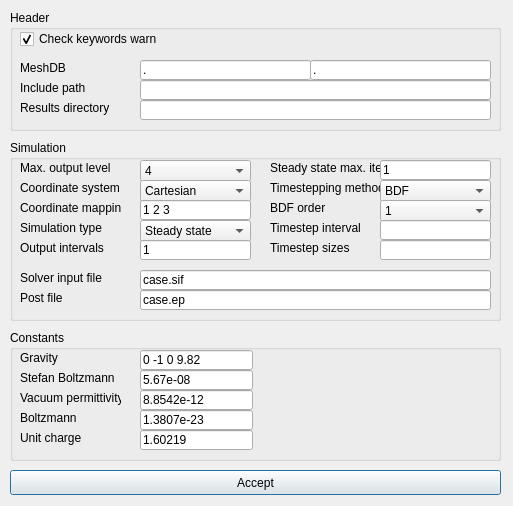
The window that misc/Mesh3D/forms/generalsetup.ui (tehnick/elmerfem) describes before a commit, drawn with Qt 5.
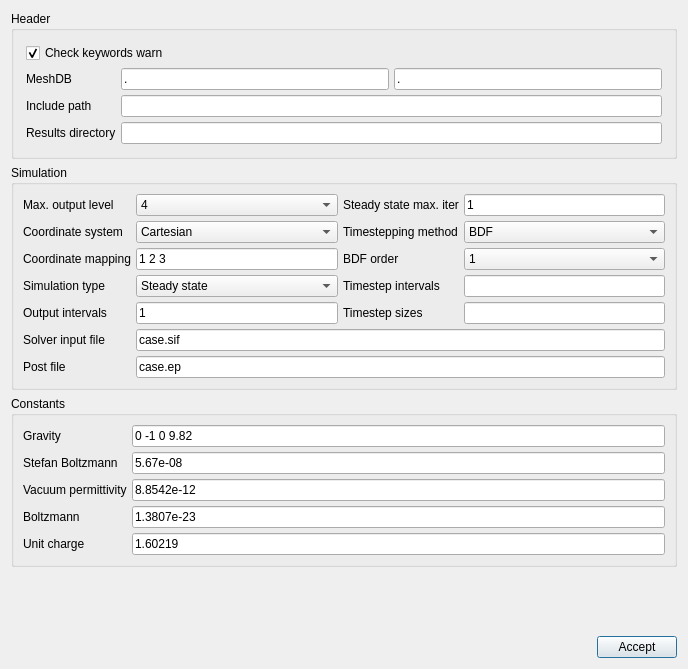
The same window after the commit. Icons and pictures are not drawn.

Commit message: Fixed minor visual glitches on several form.

The edit to the form file:
```diff
--- a/misc/Mesh3D/forms/generalsetup.ui
+++ b/misc/Mesh3D/forms/generalsetup.ui
@@ -5,34 +5,52 @@
    <rect>
     <x>0</x>
     <y>0</y>
-    <width>513</width>
-    <height>506</height>
+    <width>688</width>
+    <height>669</height>
    </rect>
   </property>
+  <property name="sizePolicy" >
+   <sizepolicy vsizetype="Maximum" hsizetype="Preferred" >
+    <horstretch>0</horstretch>
+    <verstretch>0</verstretch>
+   </sizepolicy>
+  </property>
   <property name="windowTitle" >
    <string>Setup</string>
   </property>
+  <layout class="QVBoxLayout" >
+   <item>
   <widget class="QGroupBox" name="headerGroup" >
-   <property name="geometry" >
-    <rect>
-     <x>10</x>
-     <y>10</y>
-     <width>491</width>
-     <height>121</height>
-    </rect>
+     <property name="maximumSize" >
+      <size>
+       <width>16777215</width>
+       <height>150</height>
+      </size>
    </property>
    <property name="title" >
     <string>Header</string>
    </property>
+     <layout class="QGridLayout" >
+      <property name="leftMargin" >
+       <number>12</number>
+      </property>
+      <property name="topMargin" >
+       <number>12</number>
+      </property>
+      <property name="rightMargin" >
+       <number>12</number>
+      </property>
+      <property name="bottomMargin" >
+       <number>12</number>
+      </property>
+      <property name="horizontalSpacing" >
+       <number>5</number>
+      </property>
+      <property name="verticalSpacing" >
+       <number>5</number>
+      </property>
+      <item row="0" column="0" colspan="2" >
    <widget class="QCheckBox" name="checkKeywordsWarn" >
-    <property name="geometry" >
-     <rect>
-      <x>10</x>
-      <y>20</y>
-      <width>141</width>
-      <height>18</height>
-     </rect>
-    </property>
     <property name="text" >
      <string>Check keywords warn</string>
     </property>
@@ -40,125 +58,98 @@
      <bool>true</bool>
     </property>
    </widget>
+      </item>
+      <item row="1" column="0" >
    <widget class="QLabel" name="meshDBLabel" >
-    <property name="geometry" >
-     <rect>
-      <x>10</x>
-      <y>50</y>
-      <width>91</width>
-      <height>16</height>
-     </rect>
-    </property>
     <property name="text" >
      <string>MeshDB</string>
     </property>
    </widget>
+      </item>
+      <item row="1" column="1" >
    <widget class="QLineEdit" name="meshDBEdit1" >
-    <property name="geometry" >
-     <rect>
-      <x>130</x>
-      <y>50</y>
-      <width>171</width>
-      <height>20</height>
-     </rect>
-    </property>
     <property name="text" >
      <string>.</string>
     </property>
    </widget>
+      </item>
+      <item row="1" column="2" >
    <widget class="QLineEdit" name="meshDBEdit2" >
-    <property name="geometry" >
-     <rect>
-      <x>300</x>
-      <y>50</y>
-      <width>181</width>
-      <height>20</height>
-     </rect>
-    </property>
     <property name="text" >
      <string>.</string>
     </property>
    </widget>
+      </item>
+      <item row="2" column="0" >
    <widget class="QLabel" name="includePathLabel" >
-    <property name="geometry" >
-     <rect>
-      <x>10</x>
-      <y>70</y>
-      <width>91</width>
-      <height>16</height>
-     </rect>
-    </property>
     <property name="text" >
      <string>Include path</string>
     </property>
    </widget>
+      </item>
+      <item row="2" column="1" colspan="2" >
+       <widget class="QLineEdit" name="includePathEdit" />
+      </item>
+      <item row="3" column="0" >
    <widget class="QLabel" name="resultsDirectoryLabel" >
-    <property name="geometry" >
-     <rect>
-      <x>10</x>
-      <y>90</y>
-      <width>91</width>
-      <height>16</height>
-     </rect>
-    </property>
     <property name="text" >
      <string>Results directory</string>
     </property>
    </widget>
-   <widget class="QLineEdit" name="includePathEdit" >
-    <property name="geometry" >
-     <rect>
-      <x>130</x>
-      <y>70</y>
-      <width>351</width>
-      <height>20</height>
-     </rect>
-    </property>
-   </widget>
-   <widget class="QLineEdit" name="resultsDirectoryEdit" >
-    <property name="geometry" >
-     <rect>
-      <x>130</x>
-      <y>90</y>
-      <width>351</width>
-      <height>20</height>
-     </rect>
-    </property>
-   </widget>
-  </widget>
+      </item>
+      <item row="3" column="1" colspan="2" >
+       <widget class="QLineEdit" name="resultsDirectoryEdit" />
+      </item>
+     </layout>
+    </widget>
+   </item>
+   <item>
   <widget class="QGroupBox" name="simulationGroup" >
-   <property name="geometry" >
-    <rect>
-     <x>10</x>
-     <y>140</y>
-     <width>491</width>
-     <height>181</height>
-    </rect>
+     <property name="minimumSize" >
+      <size>
+       <width>0</width>
+       <height>200</height>
+      </size>
+     </property>
+     <property name="baseSize" >
+      <size>
+       <width>0</width>
+       <height>0</height>
+      </size>
    </property>
    <property name="title" >
     <string>Simulation</string>
    </property>
+     <property name="alignment" >
+      <set>Qt::AlignLeading|Qt::AlignLeft|Qt::AlignTop</set>
+     </property>
+     <property name="flat" >
+      <bool>false</bool>
+     </property>
+     <property name="checkable" >
+      <bool>false</bool>
+     </property>
+     <layout class="QGridLayout" >
+      <property name="horizontalSpacing" >
+       <number>5</number>
+      </property>
+      <property name="verticalSpacing" >
+       <number>5</number>
+      </property>
+      <item row="0" column="0" >
    <widget class="QLabel" name="maxOutputLevelLabel" >
-    <property name="geometry" >
-     <rect>
-      <x>10</x>
-      <y>20</y>
-      <width>101</width>
-      <height>16</height>
-     </rect>
-    </property>
     <property name="text" >
      <string>Max. output level</string>
     </property>
    </widget>
+      </item>
+      <item row="0" column="1" >
    <widget class="QComboBox" name="maxOutputLevelCombo" >
-    <property name="geometry" >
-     <rect>
-      <x>130</x>
-      <y>20</y>
-      <width>111</width>
-      <height>22</height>
-     </rect>
+        <property name="sizePolicy" >
+         <sizepolicy vsizetype="Fixed" hsizetype="Preferred" >
+          <horstretch>0</horstretch>
+          <verstretch>0</verstretch>
+         </sizepolicy>
     </property>
     <property name="currentIndex" >
      <number>3</number>
@@ -189,14 +180,35 @@
      </property>
     </item>
    </widget>
+      </item>
+      <item row="0" column="2" >
+       <widget class="QLabel" name="steadyStateMaxIterLabel" >
+        <property name="text" >
+         <string>Steady state max. iter</string>
+        </property>
+       </widget>
+      </item>
+      <item row="0" column="3" >
+       <widget class="QLineEdit" name="steadyStateMaxIterEdit" >
+        <property name="text" >
+         <string>1</string>
+        </property>
+       </widget>
+      </item>
+      <item row="1" column="0" >
+       <widget class="QLabel" name="coordinateSystemlabel" >
+        <property name="text" >
+         <string>Coordinate system</string>
+        </property>
+       </widget>
+      </item>
+      <item row="1" column="1" >
    <widget class="QComboBox" name="coordinateSystemCombo" >
-    <property name="geometry" >
-     <rect>
-      <x>130</x>
-      <y>40</y>
-      <width>111</width>
-      <height>22</height>
-     </rect>
+        <property name="sizePolicy" >
+         <sizepolicy vsizetype="Fixed" hsizetype="MinimumExpanding" >
+          <horstretch>0</horstretch>
+          <verstretch>0</verstretch>
+         </sizepolicy>
     </property>
     <item>
      <property name="text" >
@@ -214,67 +226,85 @@
      </property>
     </item>
    </widget>
-   <widget class="QLabel" name="coordinateSystemlabel" >
-    <property name="geometry" >
-     <rect>
-      <x>10</x>
-      <y>40</y>
-      <width>101</width>
-      <height>16</height>
-     </rect>
-    </property>
+      </item>
+      <item row="1" column="2" >
+       <widget class="QLabel" name="timesteppingMethodLabel" >
+        <property name="text" >
+         <string>Timestepping method</string>
+        </property>
+       </widget>
+      </item>
+      <item row="1" column="3" >
+       <widget class="QComboBox" name="timesteppingMethodCombo" >
+        <item>
     <property name="text" >
-     <string>Coordinate system</string>
-    </property>
-   </widget>
+          <string>BDF</string>
+         </property>
+        </item>
+       </widget>
+      </item>
+      <item row="2" column="0" >
    <widget class="QLabel" name="coordinateMappingLabel" >
-    <property name="geometry" >
-     <rect>
-      <x>10</x>
-      <y>60</y>
-      <width>101</width>
-      <height>16</height>
-     </rect>
-    </property>
     <property name="text" >
      <string>Coordinate mapping</string>
     </property>
    </widget>
+      </item>
+      <item row="2" column="1" >
    <widget class="QLineEdit" name="coordinateMappingEdit" >
-    <property name="geometry" >
-     <rect>
-      <x>130</x>
-      <y>60</y>
-      <width>111</width>
-      <height>20</height>
-     </rect>
-    </property>
     <property name="text" >
      <string>1 2 3</string>
     </property>
    </widget>
+      </item>
+      <item row="2" column="2" >
+       <widget class="QLabel" name="bdfOrderLabel" >
+        <property name="text" >
+         <string>BDF order</string>
+        </property>
+       </widget>
+      </item>
+      <item row="2" column="3" >
+       <widget class="QComboBox" name="bdfOrderCombo" >
+        <property name="currentIndex" >
+         <number>0</number>
+        </property>
+        <item>
+         <property name="text" >
+          <string>1</string>
+         </property>
+        </item>
+        <item>
+         <property name="text" >
+          <string>2</string>
+         </property>
+        </item>
+        <item>
+         <property name="text" >
+          <string>3</string>
+         </property>
+        </item>
+        <item>
+         <property name="text" >
+          <string>4</string>
+         </property>
+        </item>
+        <item>
+         <property name="text" >
+          <string>5</string>
+         </property>
+        </item>
+       </widget>
+      </item>
+      <item row="3" column="0" >
    <widget class="QLabel" name="simulationTypeLabel" >
-    <property name="geometry" >
-     <rect>
-      <x>10</x>
-      <y>80</y>
-      <width>101</width>
-      <height>16</height>
-     </rect>
-    </property>
     <property name="text" >
      <string>Simulation type</string>
     </property>
    </widget>
+      </item>
+      <item row="3" column="1" >
    <widget class="QComboBox" name="simulationTypeCombo" >
-    <property name="geometry" >
-     <rect>
-      <x>130</x>
-      <y>80</y>
-      <width>111</width>
-      <height>22</height>
-     </rect>
-    </property>
     <item>
      <property name="text" >
       <string>Steady state</string>
@@ -291,391 +321,203 @@
      </property>
     </item>
    </widget>
-   <widget class="QLabel" name="steadyStateMaxIterLabel" >
-    <property name="geometry" >
-     <rect>
-      <x>260</x>
-      <y>20</y>
-      <width>111</width>
-      <height>16</height>
-     </rect>
-    </property>
+      </item>
+      <item row="3" column="2" >
+       <widget class="QLabel" name="timeStepIntervalsLabel" >
     <property name="text" >
-     <string>Steady state max. iter</string>
-    </property>
-   </widget>
-   <widget class="QLineEdit" name="steadyStateMaxIterEdit" >
-    <property name="geometry" >
-     <rect>
-      <x>370</x>
-      <y>20</y>
-      <width>111</width>
-      <height>20</height>
-     </rect>
-    </property>
+         <string>Timestep intervals</string>
+        </property>
+       </widget>
+      </item>
+      <item row="3" column="3" >
+       <widget class="QLineEdit" name="timeStepIntervalsEdit" >
     <property name="text" >
-     <string>1</string>
-    </property>
-   </widget>
+         <string/>
+        </property>
+       </widget>
+      </item>
+      <item row="4" column="0" >
    <widget class="QLabel" name="outputIntervalsLabel" >
-    <property name="geometry" >
-     <rect>
-      <x>10</x>
-      <y>100</y>
-      <width>111</width>
-      <height>16</height>
-     </rect>
-    </property>
     <property name="text" >
      <string>Output intervals</string>
     </property>
    </widget>
+      </item>
+      <item row="4" column="1" >
    <widget class="QLineEdit" name="outputIntervalsEdit" >
-    <property name="geometry" >
-     <rect>
-      <x>130</x>
-      <y>100</y>
-      <width>111</width>
-      <height>20</height>
-     </rect>
-    </property>
     <property name="text" >
      <string>1</string>
     </property>
    </widget>
+      </item>
+      <item row="4" column="2" >
+       <widget class="QLabel" name="timestepSizesLabel" >
+        <property name="text" >
+         <string>Timestep sizes</string>
+        </property>
+       </widget>
+      </item>
+      <item row="4" column="3" >
+       <widget class="QLineEdit" name="timestepSizesEdit" />
+      </item>
+      <item row="5" column="0" >
    <widget class="QLabel" name="solverInputFileLabel" >
-    <property name="geometry" >
-     <rect>
-      <x>10</x>
-      <y>130</y>
-      <width>111</width>
-      <height>16</height>
-     </rect>
-    </property>
     <property name="text" >
      <string>Solver input file</string>
     </property>
    </widget>
-   <widget class="QLabel" name="postFileLabel" >
-    <property name="geometry" >
-     <rect>
-      <x>10</x>
-      <y>150</y>
-      <width>111</width>
-      <height>16</height>
-     </rect>
-    </property>
-    <property name="text" >
-     <string>Post file</string>
-    </property>
-   </widget>
+      </item>
+      <item row="5" column="1" colspan="3" >
    <widget class="QLineEdit" name="solverInputFileEdit" >
-    <property name="geometry" >
-     <rect>
-      <x>130</x>
-      <y>130</y>
-      <width>351</width>
-      <height>20</height>
-     </rect>
-    </property>
     <property name="text" >
      <string>case.sif</string>
     </property>
    </widget>
+      </item>
+      <item row="6" column="0" >
+       <widget class="QLabel" name="postFileLabel" >
+        <property name="text" >
+         <string>Post file</string>
+        </property>
+       </widget>
+      </item>
+      <item row="6" column="1" colspan="3" >
    <widget class="QLineEdit" name="postFileEdit" >
-    <property name="geometry" >
-     <rect>
-      <x>130</x>
-      <y>150</y>
-      <width>351</width>
-      <height>20</height>
-     </rect>
-    </property>
     <property name="text" >
      <string>case.ep</string>
     </property>
    </widget>
-   <widget class="QLabel" name="timesteppingMethodLabel" >
-    <property name="geometry" >
-     <rect>
-      <x>260</x>
-      <y>40</y>
-      <width>111</width>
-      <height>16</height>
-     </rect>
-    </property>
-    <property name="text" >
-     <string>Timestepping method</string>
-    </property>
-   </widget>
-   <widget class="QLabel" name="bdfOrderLabel" >
-    <property name="geometry" >
-     <rect>
-      <x>260</x>
-      <y>60</y>
-      <width>91</width>
-      <height>16</height>
-     </rect>
-    </property>
-    <property name="text" >
-     <string>BDF order</string>
-    </property>
-   </widget>
-   <widget class="QLabel" name="timeStepIntervalsLabel" >
-    <property name="geometry" >
-     <rect>
-      <x>260</x>
-      <y>80</y>
-      <width>91</width>
-      <height>16</height>
-     </rect>
-    </property>
-    <property name="text" >
-     <string>Timestep intervals</string>
-    </property>
-   </widget>
-   <widget class="QLabel" name="timestepSizesLabel" >
-    <property name="geometry" >
-     <rect>
-      <x>260</x>
-      <y>100</y>
-      <width>91</width>
-      <height>16</height>
-     </rect>
-    </property>
-    <property name="text" >
-     <string>Timestep sizes</string>
-    </property>
-   </widget>
-   <widget class="QComboBox" name="timesteppingMethodCombo" >
-    <property name="geometry" >
-     <rect>
-      <x>370</x>
-      <y>40</y>
-      <width>111</width>
-      <height>22</height>
-     </rect>
-    </property>
-    <item>
-     <property name="text" >
-      <string>BDF</string>
-     </property>
-    </item>
-   </widget>
-   <widget class="QComboBox" name="bdfOrderCombo" >
-    <property name="geometry" >
-     <rect>
-      <x>370</x>
-      <y>60</y>
-      <width>111</width>
-      <height>22</height>
-     </rect>
-    </property>
-    <property name="currentIndex" >
-     <number>0</number>
-    </property>
-    <item>
-     <property name="text" >
-      <string>1</string>
-     </property>
+      </item>
+     </layout>
+    </widget>
     </item>
     <item>
-     <property name="text" >
-      <string>2</string>
-     </property>
-    </item>
-    <item>
-     <property name="text" >
-      <string>3</string>
-     </property>
-    </item>
-    <item>
-     <property name="text" >
-      <string>4</string>
-     </property>
-    </item>
-    <item>
-     <property name="text" >
-      <string>5</string>
-     </property>
-    </item>
-   </widget>
-   <widget class="QLineEdit" name="timeStepIntervalsEdit" >
-    <property name="geometry" >
-     <rect>
-      <x>370</x>
-      <y>80</y>
-      <width>111</width>
-      <height>20</height>
-     </rect>
-    </property>
-    <property name="text" >
-     <string/>
-    </property>
-   </widget>
-   <widget class="QLineEdit" name="timestepSizesEdit" >
-    <property name="geometry" >
-     <rect>
-      <x>370</x>
-      <y>100</y>
-      <width>111</width>
-      <height>20</height>
-     </rect>
-    </property>
-   </widget>
-  </widget>
   <widget class="QGroupBox" name="constantsGroup" >
-   <property name="geometry" >
-    <rect>
-     <x>10</x>
-     <y>330</y>
-     <width>491</width>
-     <height>131</height>
-    </rect>
+     <property name="sizePolicy" >
+      <sizepolicy vsizetype="Preferred" hsizetype="Preferred" >
+       <horstretch>0</horstretch>
+       <verstretch>0</verstretch>
+      </sizepolicy>
+     </property>
+     <property name="maximumSize" >
+      <size>
+       <width>16777215</width>
+       <height>180</height>
+      </size>
    </property>
    <property name="title" >
     <string>Constants</string>
    </property>
+     <layout class="QGridLayout" >
+      <property name="horizontalSpacing" >
+       <number>5</number>
+      </property>
+      <property name="verticalSpacing" >
+       <number>5</number>
+      </property>
+      <item row="0" column="0" >
    <widget class="QLabel" name="gravityLabel" >
-    <property name="geometry" >
-     <rect>
-      <x>10</x>
-      <y>20</y>
-      <width>101</width>
-      <height>16</height>
-     </rect>
-    </property>
     <property name="text" >
      <string>Gravity</string>
     </property>
    </widget>
-   <widget class="QLabel" name="stefanBoltzmannLabel" >
-    <property name="geometry" >
-     <rect>
-      <x>10</x>
-      <y>40</y>
-      <width>101</width>
-      <height>16</height>
-     </rect>
-    </property>
-    <property name="text" >
-     <string>Stefan Boltzmann</string>
-    </property>
-   </widget>
+      </item>
+      <item row="0" column="1" >
    <widget class="QLineEdit" name="gravityEdit" >
-    <property name="geometry" >
-     <rect>
-      <x>130</x>
-      <y>20</y>
-      <width>113</width>
-      <height>20</height>
-     </rect>
-    </property>
     <property name="text" >
      <string>0 -1 0 9.82</string>
     </property>
    </widget>
+      </item>
+      <item row="1" column="0" >
+       <widget class="QLabel" name="stefanBoltzmannLabel" >
+        <property name="text" >
+         <string>Stefan Boltzmann</string>
+        </property>
+       </widget>
+      </item>
+      <item row="1" column="1" >
    <widget class="QLineEdit" name="stefanBoltzmannEdit" >
-    <property name="geometry" >
-     <rect>
-      <x>130</x>
-      <y>40</y>
-      <width>113</width>
-      <height>20</height>
-     </rect>
-    </property>
     <property name="text" >
      <string>5.67e-08</string>
     </property>
    </widget>
+      </item>
+      <item row="2" column="0" >
    <widget class="QLabel" name="vacuumPermittivityLabel" >
-    <property name="geometry" >
-     <rect>
-      <x>10</x>
-      <y>60</y>
-      <width>101</width>
-      <height>16</height>
-     </rect>
-    </property>
     <property name="text" >
      <string>Vacuum permittivity</string>
     </property>
    </widget>
+      </item>
+      <item row="2" column="1" >
    <widget class="QLineEdit" name="vacuumPermittivityEdit" >
-    <property name="geometry" >
-     <rect>
-      <x>130</x>
-      <y>60</y>
-      <width>113</width>
-      <height>20</height>
-     </rect>
-    </property>
     <property name="text" >
      <string>8.8542e-12</string>
     </property>
    </widget>
-   <widget class="QLineEdit" name="boltzmannEdit" >
-    <property name="geometry" >
-     <rect>
-      <x>130</x>
-      <y>80</y>
-      <width>113</width>
-      <height>20</height>
-     </rect>
-    </property>
-    <property name="text" >
-     <string>1.3807e-23</string>
-    </property>
-   </widget>
-   <widget class="QLineEdit" name="unitChargeEdit" >
-    <property name="geometry" >
-     <rect>
-      <x>130</x>
-      <y>100</y>
-      <width>113</width>
-      <height>20</height>
-     </rect>
-    </property>
-    <property name="text" >
-     <string>1.60219</string>
-    </property>
-   </widget>
+      </item>
+      <item row="3" column="0" >
    <widget class="QLabel" name="boltzmannLabel" >
-    <property name="geometry" >
-     <rect>
-      <x>10</x>
-      <y>80</y>
-      <width>101</width>
-      <height>16</height>
-     </rect>
-    </property>
     <property name="text" >
      <string>Boltzmann</string>
     </property>
    </widget>
+      </item>
+      <item row="3" column="1" >
+       <widget class="QLineEdit" name="boltzmannEdit" >
+        <property name="text" >
+         <string>1.3807e-23</string>
+        </property>
+       </widget>
+      </item>
+      <item row="4" column="0" >
    <widget class="QLabel" name="unitChargeLabel" >
-    <property name="geometry" >
-     <rect>
-      <x>10</x>
-      <y>100</y>
-      <width>101</width>
-      <height>16</height>
-     </rect>
-    </property>
     <property name="text" >
      <string>Unit charge</string>
     </property>
    </widget>
-  </widget>
+      </item>
+      <item row="4" column="1" >
+       <widget class="QLineEdit" name="unitChargeEdit" >
+        <property name="text" >
+         <string>1.60219</string>
+        </property>
+       </widget>
+      </item>
+     </layout>
+    </widget>
+   </item>
+   <item>
+    <spacer>
+     <property name="orientation" >
+      <enum>Qt::Vertical</enum>
+     </property>
+     <property name="sizeHint" >
+      <size>
+       <width>20</width>
+       <height>40</height>
+      </size>
+     </property>
+    </spacer>
+   </item>
+   <item>
+    <layout class="QHBoxLayout" >
+     <item>
+      <spacer>
+       <property name="orientation" >
+        <enum>Qt::Horizontal</enum>
+       </property>
+       <property name="sizeHint" >
+        <size>
+         <width>40</width>
+         <height>20</height>
+        </size>
+       </property>
+      </spacer>
+     </item>
+     <item>
   <widget class="QPushButton" name="acceptButton" >
-   <property name="geometry" >
-    <rect>
-     <x>10</x>
-     <y>470</y>
-     <width>491</width>
-     <height>25</height>
-    </rect>
-   </property>
    <property name="text" >
     <string>Accept</string>
    </property>
@@ -683,6 +525,10 @@
     <iconset resource="../Mesh3D.qrc" >:/icons/dialog-ok-apply.png</iconset>
    </property>
   </widget>
+     </item>
+    </layout>
+   </item>
+  </layout>
  </widget>
  <resources>
   <include location="../Mesh3D.qrc" />
```
Lines whose indentation alone changed are shown as unchanged. The commit also changes 5 other files.
